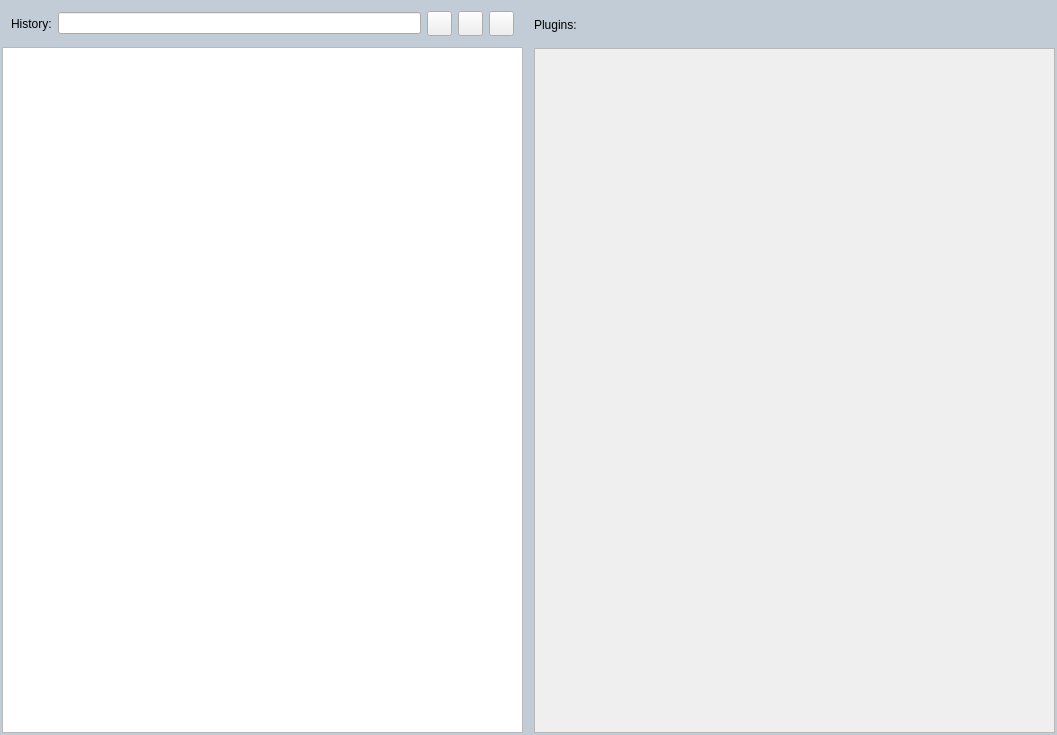
hanjingo/rag-qt, file src/home_page/HomePageWidget.ui: the form before one commit.
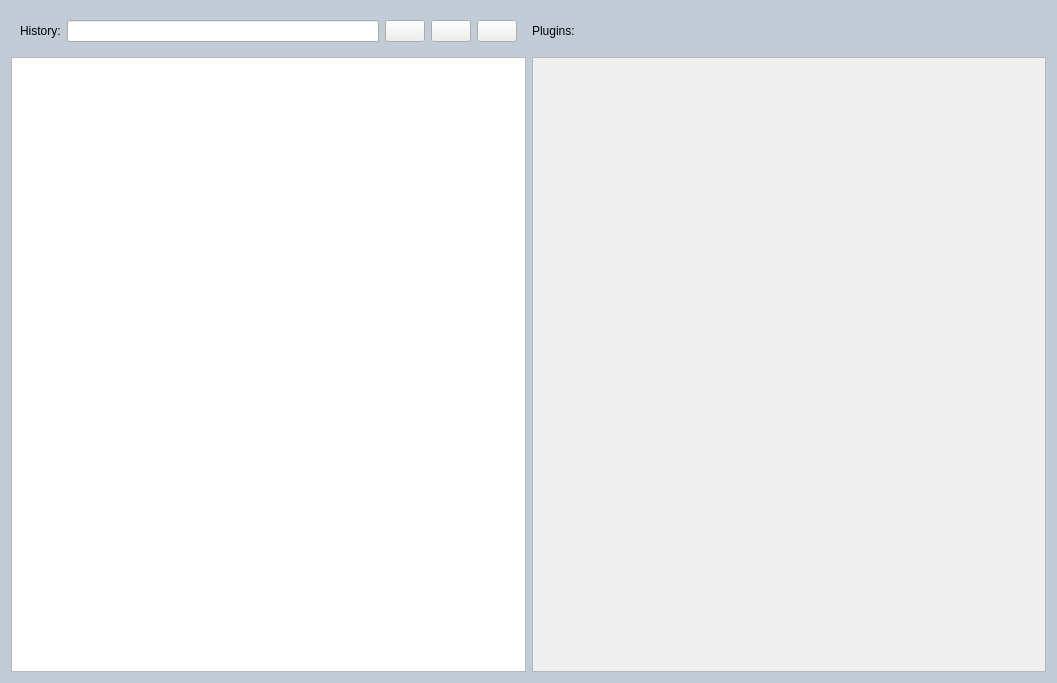
The form after the commit. Icons and pictures are not drawn.

Patch:
```diff
--- a/src/home_page/HomePageWidget.ui
+++ b/src/home_page/HomePageWidget.ui
@@ -7,7 +7,7 @@
     <x>0</x>
     <y>0</y>
     <width>1057</width>
-    <height>735</height>
+    <height>683</height>
    </rect>
   </property>
   <property name="minimumSize">
@@ -22,54 +22,9 @@
   <property name="styleSheet">
    <string notr="true">QWidget#HomePageWidget{background-color:#C1CCD6;}</string>
   </property>
-  <layout class="QHBoxLayout" name="horizontalLayout_2">
-   <property name="spacing">
-    <number>9</number>
-   </property>
-   <property name="leftMargin">
-    <number>1</number>
-   </property>
-   <property name="topMargin">
-    <number>1</number>
-   </property>
-   <property name="rightMargin">
-    <number>1</number>
-   </property>
-   <property name="bottomMargin">
-    <number>1</number>
-   </property>
-   <item>
-    <widget class="QWidget" name="wgtHistory" native="true">
-     <property name="minimumSize">
-      <size>
-       <width>0</width>
-       <height>25</height>
-      </size>
-     </property>
-     <layout class="QVBoxLayout" name="verticalLayout">
-      <property name="spacing">
-       <number>1</number>
-      </property>
-      <property name="leftMargin">
-       <number>1</number>
-      </property>
-      <property name="topMargin">
-       <number>0</number>
-      </property>
-      <property name="rightMargin">
-       <number>1</number>
-      </property>
-      <property name="bottomMargin">
-       <number>1</number>
-      </property>
-      <item>
+  <layout class="QGridLayout" name="gridLayout">
+   <item row="0" column="0">
        <widget class="QWidget" name="wgtHistoryTop" native="true">
-        <property name="minimumSize">
-         <size>
-          <width>0</width>
-          <height>45</height>
-         </size>
-        </property>
         <layout class="QHBoxLayout" name="horizontalLayout">
          <item>
           <widget class="QLabel" name="lblHistoryTitle">
@@ -85,14 +40,14 @@
           <widget class="QPushButton" name="btnAdd">
            <property name="minimumSize">
             <size>
-             <width>25</width>
-             <height>25</height>
+          <width>0</width>
+          <height>0</height>
             </size>
            </property>
            <property name="maximumSize">
             <size>
-             <width>25</width>
-             <height>25</height>
+          <width>16777215</width>
+          <height>16777215</height>
             </size>
            </property>
            <property name="text">
@@ -114,14 +69,14 @@
           <widget class="QPushButton" name="btnDel">
            <property name="minimumSize">
             <size>
-             <width>25</width>
-             <height>25</height>
+          <width>0</width>
+          <height>0</height>
             </size>
            </property>
            <property name="maximumSize">
             <size>
-             <width>25</width>
-             <height>25</height>
+          <width>16777215</width>
+          <height>16777215</height>
             </size>
            </property>
            <property name="text">
@@ -144,14 +99,14 @@
           <widget class="QPushButton" name="btnSetting">
            <property name="minimumSize">
             <size>
-             <width>25</width>
-             <height>25</height>
+          <width>0</width>
+          <height>0</height>
             </size>
            </property>
            <property name="maximumSize">
             <size>
-             <width>25</width>
-             <height>25</height>
+          <width>16777215</width>
+          <height>16777215</height>
             </size>
            </property>
            <property name="text">
@@ -173,12 +128,19 @@
         </layout>
        </widget>
       </item>
-      <item>
+   <item row="0" column="1">
+    <widget class="QLabel" name="lblPluginsTitle">
+     <property name="text">
+      <string>Plugins:</string>
+     </property>
+    </widget>
+   </item>
+   <item row="1" column="0">
        <widget class="QTableView" name="tbviewHistory">
         <property name="minimumSize">
          <size>
-          <width>10</width>
-          <height>10</height>
+       <width>0</width>
+       <height>0</height>
          </size>
         </property>
         <property name="autoFillBackground">
@@ -201,41 +163,7 @@
         </property>
        </widget>
       </item>
-     </layout>
-    </widget>
-   </item>
-   <item>
-    <widget class="QWidget" name="wgtPlugins" native="true">
-     <layout class="QVBoxLayout" name="verticalLayout_2">
-      <property name="spacing">
-       <number>1</number>
-      </property>
-      <property name="leftMargin">
-       <number>1</number>
-      </property>
-      <property name="topMargin">
-       <number>1</number>
-      </property>
-      <property name="rightMargin">
-       <number>1</number>
-      </property>
-      <property name="bottomMargin">
-       <number>1</number>
-      </property>
-      <item>
-       <widget class="QLabel" name="lblPluginsTitle">
-        <property name="minimumSize">
-         <size>
-          <width>0</width>
-          <height>45</height>
-         </size>
-        </property>
-        <property name="text">
-         <string>Plugins:</string>
-        </property>
-       </widget>
-      </item>
-      <item>
+   <item row="1" column="1">
        <widget class="QScrollArea" name="scrollArea">
         <property name="lineWidth">
          <number>1</number>
@@ -257,15 +185,12 @@
           <rect>
            <x>0</x>
            <y>0</y>
-           <width>519</width>
-           <height>683</height>
+        <width>514</width>
+        <height>614</height>
           </rect>
          </property>
          <layout class="QGridLayout" name="gridPluginScroll"/>
         </widget>
-       </widget>
-      </item>
-     </layout>
     </widget>
    </item>
   </layout>
```
Lines whose indentation alone changed are shown as unchanged.
